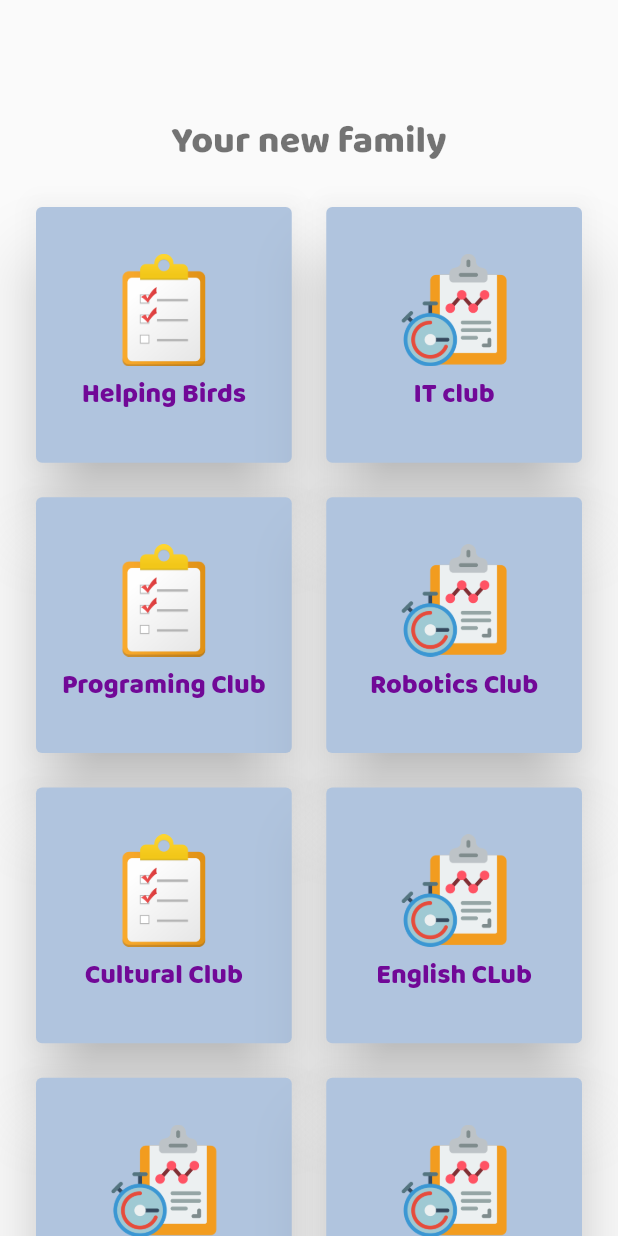
After one commit to farhansadikgalib/DiiTstudentPortal_v2, a Flutter app: the Clubs screen opened directly, on a phone screen of 412 x 824 dp. The commit adds this screen. Run offline on Flutter 3.47's test engine with Material 2 defaults, Android fonts, the light colour scheme and no system bars; our stand-ins replace bottom_navy_bar, fl_chart, font_awesome_flutter, getwidget, google_maps_flutter, liquid_progress_indicator_ns and 1 more.

Commit message:
Club's basic UI is also Completed.

```diff
--- a/lib/Screens/Dashboard/DashboardBottomItems/MainHomeScreen.dart
+++ b/lib/Screens/Dashboard/DashboardBottomItems/MainHomeScreen.dart
@@ -1,6 +1,7 @@
 import 'dart:async';
 
 import 'package:diitstudentportal/Screens/Sub%20Dashboard/Attendance/Attendance.dart';
+import 'package:diitstudentportal/Screens/Sub%20Dashboard/Clubs/All_Clubs_list.dart';
 import 'package:diitstudentportal/Screens/Sub%20Dashboard/QuestionBank/Question_Bank.dart';
 import 'package:flutter/cupertino.dart';
 import 'package:flutter/material.dart';
@@ -338,9 +339,7 @@ class _MainHomeScreenState extends State<MainHomeScreen> {
                                 color: Color.fromRGBO(113, 8, 151, 1)
                               ),)
 
-
                             ],
-
 
 
                           ),
@@ -377,7 +376,13 @@ class _MainHomeScreenState extends State<MainHomeScreen> {
 
 
                       ),
-                      Container(
+                      InkWell(
+
+                        onTap:(){
+                          Navigator.push(context,MaterialPageRoute(builder: (context)=>Clubs()));
+                        },
+
+                        child: Container(
                           color: Color.fromRGBO(245,222,179,1),
                           child: Column(
                             mainAxisAlignment: MainAxisAlignment.center,
@@ -403,6 +408,7 @@ class _MainHomeScreenState extends State<MainHomeScreen> {
 
 
 
+                        ),
                       ),
 
                       InkWell(
--- /dev/null
+++ b/lib/Screens/Sub Dashboard/Clubs/All_Clubs_list.dart
@@ -0,0 +1,334 @@
+import 'package:flutter/material.dart';
+
+class Clubs extends StatefulWidget {
+  const Clubs({Key? key}) : super(key: key);
+
+  @override
+  _ClubsState createState() => _ClubsState();
+}
+
+class _ClubsState extends State<Clubs> {
+  @override
+  Widget build(BuildContext context) {
+    return Scaffold(
+
+      body: SingleChildScrollView(
+        scrollDirection: Axis.vertical,
+        child: Column(
+          mainAxisAlignment: MainAxisAlignment.center,
+          crossAxisAlignment: CrossAxisAlignment.center,
+          children:<Widget> [
+
+            SizedBox(height: 75,),
+
+            Text("Your new family",style: TextStyle(fontSize: 25,fontFamily: "Baloo",color: Colors.black54),),
+
+
+            GridView(
+
+                primary: false,
+                shrinkWrap: true,
+                padding: EdgeInsets.all(20.0),
+                gridDelegate: SliverGridDelegateWithFixedCrossAxisCount(
+
+                    crossAxisCount: 2,
+                    mainAxisSpacing: 15.0,
+                    crossAxisSpacing: 15.0),
+
+                children: [
+
+
+                  InkWell(
+                    onTap:(){
+                      // Navigator.push(context,MaterialPageRoute(builder: (context){
+                      //   return EveryStudentsQuestionBank(message:_cse);
+                      //
+                      // }));
+                    },
+
+
+                    child: Card(
+                      elevation: 20,
+                      color: Color.fromRGBO(176,196,222, 1),
+                      child: Column(
+                        mainAxisAlignment: MainAxisAlignment.center,
+                        crossAxisAlignment: CrossAxisAlignment.center,
+                        children: [
+
+                          Image.asset("assets/ic_attendance.png",height: 75,width: 75,),
+                          // Icon(FontAwesomeIcons.laptop),
+                          SizedBox(height: 5,),
+
+                          Text("Helping Birds",style: TextStyle(
+                              fontSize: 18.0,
+                              fontFamily: "Baloo",
+                              color: Color.fromRGBO(113, 8, 151, 1)
+                          ),)
+
+
+                        ],
+                      ),
+                    ),
+                  ),
+                  InkWell(
+                    onTap:(){
+                      // Navigator.push(context,MaterialPageRoute(builder: (context){
+                      //   return EveryStudentsQuestionBank(message:_bba);
+                      //
+                      // }));
+                    },
+                    child: Card(
+                      elevation: 20,
+                      color: Color.fromRGBO(176,196,222, 1),
+                      child: Column(
+                        mainAxisAlignment: MainAxisAlignment.center,
+                        crossAxisAlignment: CrossAxisAlignment.center,
+                        children: [
+
+                          Image.asset("assets/ic_routine.png",height: 75,width: 75,),
+                          SizedBox(height: 5,),
+
+                          Text("IT club",style: TextStyle(
+                              fontSize: 18.0,
+                              fontFamily: "Baloo",
+                              color: Color.fromRGBO(113, 8, 151, 1)
+                          ),)
+
+
+                        ],
+
+
+
+                      ),
+
+
+
+
+                    ),
+                  ),
+                  InkWell(
+                    onTap:(){
+                      // Navigator.push(context,MaterialPageRoute(builder: (context){
+                      //   return EveryStudentsQuestionBank(message:_cse);
+                      //
+                      // }));
+                    },
+
+
+                    child: Card(
+                      elevation: 20,
+                      color: Color.fromRGBO(176,196,222, 1),
+                      child: Column(
+                        mainAxisAlignment: MainAxisAlignment.center,
+                        crossAxisAlignment: CrossAxisAlignment.center,
+                        children: [
+
+                          Image.asset("assets/ic_attendance.png",height: 75,width: 75,),
+                          // Icon(FontAwesomeIcons.laptop),
+                          SizedBox(height: 5,),
+
+                          Text("Programing Club",style: TextStyle(
+                              fontSize: 18.0,
+                              fontFamily: "Baloo",
+                              color: Color.fromRGBO(113, 8, 151, 1)
+                          ),)
+
+
+                        ],
+                      ),
+                    ),
+                  ),
+                  InkWell(
+                    onTap:(){
+                      // Navigator.push(context,MaterialPageRoute(builder: (context){
+                      //   return EveryStudentsQuestionBank(message:_bba);
+                      //
+                      // }));
+                    },
+                    child: Card(
+                      elevation: 20,
+                      color: Color.fromRGBO(176,196,222, 1),
+                      child: Column(
+                        mainAxisAlignment: MainAxisAlignment.center,
+                        crossAxisAlignment: CrossAxisAlignment.center,
+                        children: [
+
+                          Image.asset("assets/ic_routine.png",height: 75,width: 75,),
+                          SizedBox(height: 5,),
+
+                          Text("Robotics Club",style: TextStyle(
+                              fontSize: 18.0,
+                              fontFamily: "Baloo",
+                              color: Color.fromRGBO(113, 8, 151, 1)
+                          ),)
+
+
+                        ],
+
+
+
+                      ),
+
+
+
+
+                    ),
+                  ),
+                  InkWell(
+                    onTap:(){
+                      // Navigator.push(context,MaterialPageRoute(builder: (context){
+                      //   return EveryStudentsQuestionBank(message:_cse);
+                      //
+                      // }));
+                    },
+
+
+                    child: Card(
+                      elevation: 20,
+                      color: Color.fromRGBO(176,196,222, 1),
+                      child: Column(
+                        mainAxisAlignment: MainAxisAlignment.center,
+                        crossAxisAlignment: CrossAxisAlignment.center,
+                        children: [
+
+                          Image.asset("assets/ic_attendance.png",height: 75,width: 75,),
+                          // Icon(FontAwesomeIcons.laptop),
+                          SizedBox(height: 5,),
+
+                          Text("Cultural Club",style: TextStyle(
+                              fontSize: 18.0,
+                              fontFamily: "Baloo",
+                              color: Color.fromRGBO(113, 8, 151, 1)
+                          ),)
+
+
+                        ],
+                      ),
+                    ),
+                  ),
+                  InkWell(
+                    onTap:(){
+                      // Navigator.push(context,MaterialPageRoute(builder: (context){
+                      //   return EveryStudentsQuestionBank(message:_bba);
+                      //
+                      // }));
+                    },
+                    child: Card(
+                      elevation: 20,
+                      color: Color.fromRGBO(176,196,222, 1),
+                      child: Column(
+                        mainAxisAlignment: MainAxisAlignment.center,
+                        crossAxisAlignment: CrossAxisAlignment.center,
+                        children: [
+
+                          Image.asset("assets/ic_routine.png",height: 75,width: 75,),
+                          SizedBox(height: 5,),
+
+                          Text("English CLub",style: TextStyle(
+                              fontSize: 18.0,
+                              fontFamily: "Baloo",
+                              color: Color.fromRGBO(113, 8, 151, 1)
+                          ),)
+
+
+                        ],
+
+
+
+                      ),
+
+
+
+
+                    ),
+                  ),
+
+                  InkWell(
+                    onTap:(){
+                      // Navigator.push(context,MaterialPageRoute(builder: (context){
+                      //   return EveryStudentsQuestionBank(message:_bba);
+                      //
+                      // }));
+                    },
+                    child: Card(
+                      elevation: 20,
+                      color: Color.fromRGBO(176,196,222, 1),
+                      child: Column(
+                        mainAxisAlignment: MainAxisAlignment.center,
+                        crossAxisAlignment: CrossAxisAlignment.center,
+                        children: [
+
+                          Image.asset("assets/ic_routine.png",height: 75,width: 75,),
+                          SizedBox(height: 5,),
+
+                          Text("Research Club",style: TextStyle(
+                              fontSize: 18.0,
+                              fontFamily: "Baloo",
+                              color: Color.fromRGBO(113, 8, 151, 1)
+                          ),)
+
+
+                        ],
+
+
+
+                      ),
+
+
+
+
+                    ),
+                  ),
+
+                  InkWell(
+                    onTap:(){
+                      // Navigator.push(context,MaterialPageRoute(builder: (context){
+                      //   return EveryStudentsQuestionBank(message:_bba);
+                      //
+                      // }));
+                    },
+                    child: Card(
+                      elevation: 20,
+                      color: Color.fromRGBO(176,196,222, 1),
+                      child: Column(
+                        mainAxisAlignment: MainAxisAlignment.center,
+                        crossAxisAlignment: CrossAxisAlignment.center,
+                        children: [
+
+                          Image.asset("assets/ic_routine.png",height: 75,width: 75,),
+                          SizedBox(height: 5,),
+
+                          Text("THM Club",style: TextStyle(
+                              fontSize: 18.0,
+                              fontFamily: "Baloo",
+                              color: Color.fromRGBO(113, 8, 151, 1)
+                          ),)
+
+
+                        ],
+
+
+
+                      ),
+
+
+
+
+                    ),
+                  ),
+
+
+
+
+
+                ]                     // List of Widgets
+            ),
+
+
+          ],
+        ),
+      ),
+
+    );
+  }
+}
```
Lines whose indentation alone changed are shown as unchanged.
